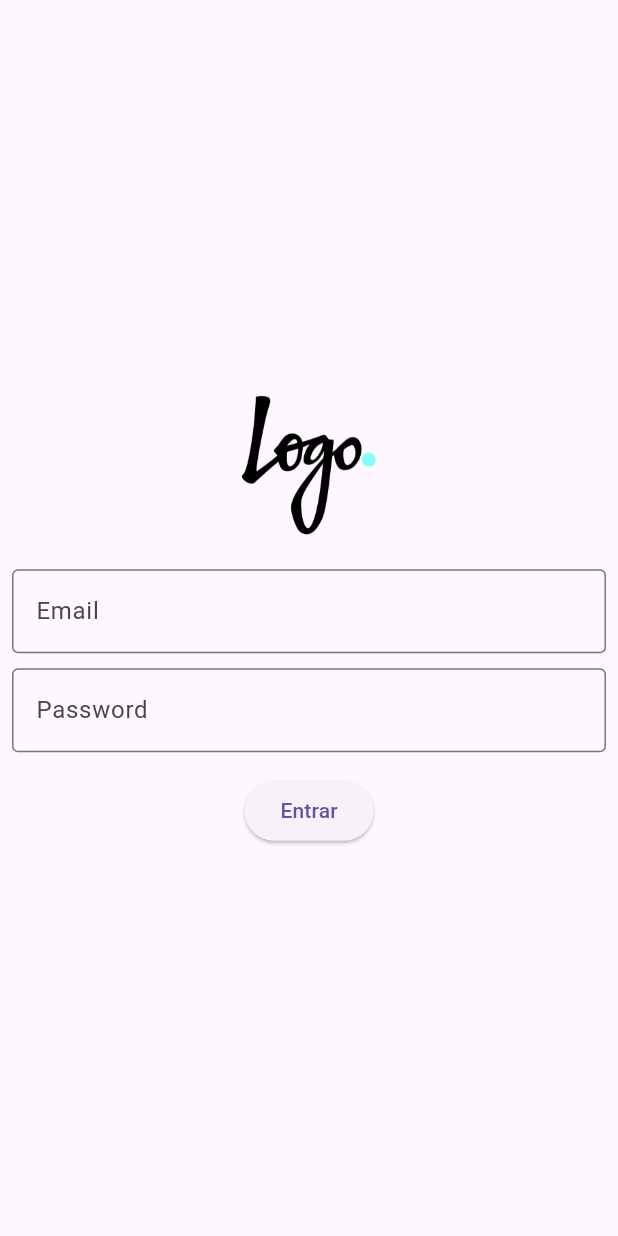
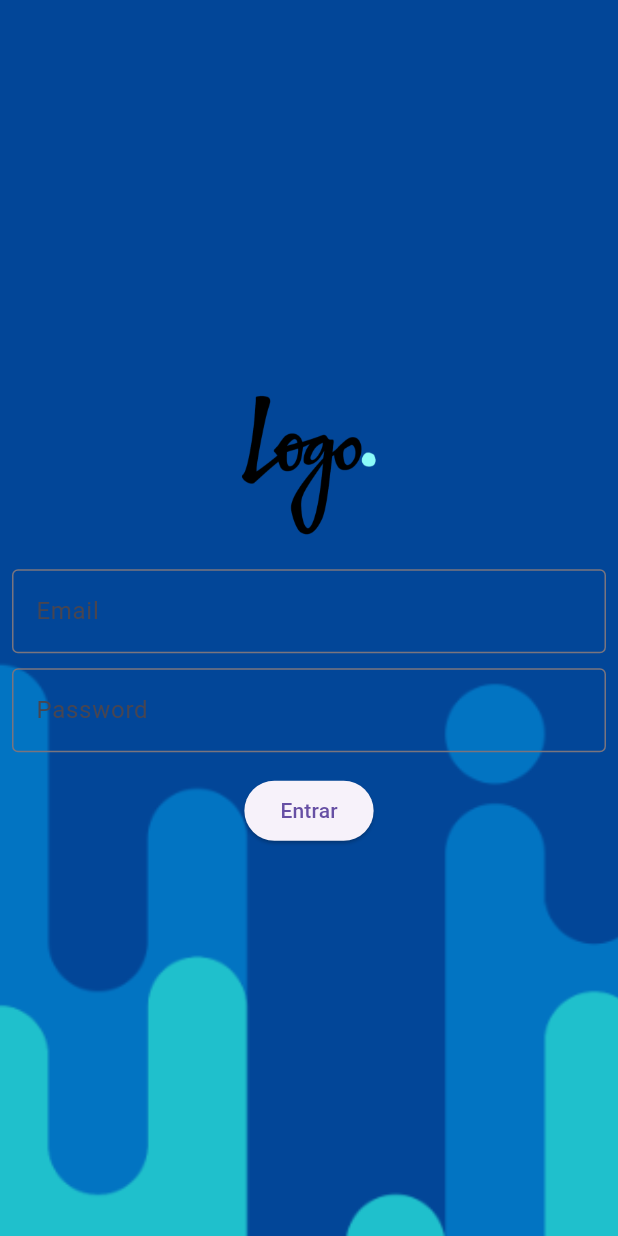
Before and after one commit to GabRodrigues23/curso_flutterando, a Flutter app: the screen it shows after launch, on a phone screen of 412 x 824 dp. Run offline on Flutter 3.47's test engine with Material 3 defaults, Android fonts, the phone set to English and light mode, and no system bars.

Commit message:
Aula #23 - Stack)

```diff
--- a/hello_world/lib/login_page.dart
+++ b/hello_world/lib/login_page.dart
@@ -9,10 +9,9 @@ class _LoginPageState extends State<LoginPage> {
   String email = '';
   String password = '';
 
-  @override
-  Widget build(BuildContext context) {
-    return Scaffold(
-      body: SingleChildScrollView(
+  Widget _body() {
+    return Column(children: [
+      SingleChildScrollView(
         child: SizedBox(
           width: MediaQuery.of(context).size.width,
           height: MediaQuery.of(context).size.height,
@@ -62,6 +61,23 @@ class _LoginPageState extends State<LoginPage> {
           ),
         ),
       ),
-    );
+    ]);
+  }
+
+  @override
+  Widget build(BuildContext context) {
+    return Scaffold(
+        body: Stack(
+      children: [
+        SizedBox(
+          height: MediaQuery.of(context).size.height,
+          child: Image.asset('assets/images/background.png', fit: BoxFit.cover),
+        ),
+        Container(
+          color: Colors.black.withOpacity(0.2),
+        ),
+        _body(),
+      ],
+    ));
   }
 }
```
Also changed, not shown: hello_world/assets/images/background.png (added).
